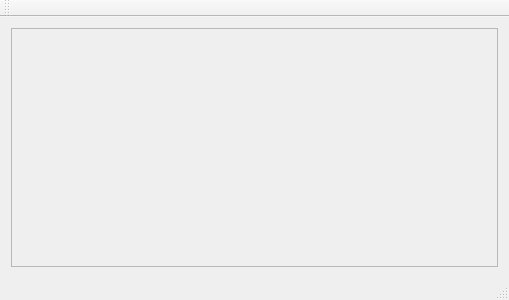
Old version of the form dynamicButtons/mainwindow.ui in the repository dork7/Qt_stash.
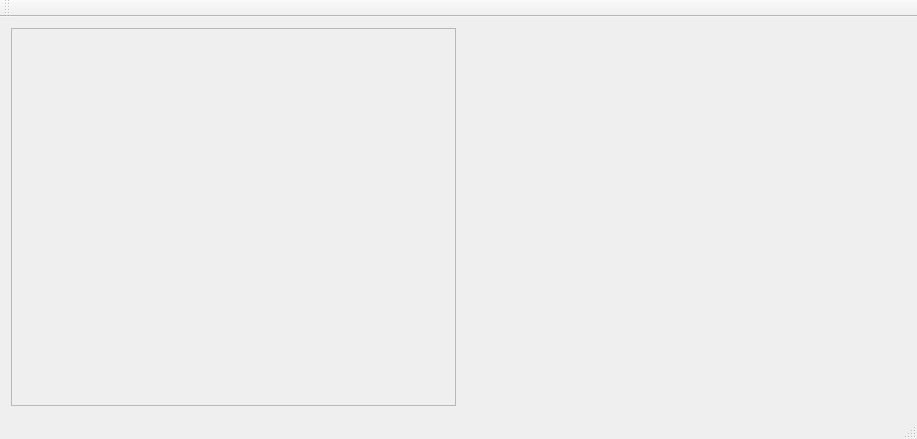
New version of the form.

```diff
--- a/dynamicButtons/mainwindow.ui
+++ b/dynamicButtons/mainwindow.ui
@@ -6,8 +6,8 @@
    <rect>
     <x>0</x>
     <y>0</y>
-    <width>509</width>
-    <height>300</height>
+    <width>917</width>
+    <height>439</height>
    </rect>
   </property>
   <property name="windowTitle">
@@ -25,8 +25,8 @@
         <rect>
          <x>0</x>
          <y>0</y>
-         <width>481</width>
-         <height>221</height>
+         <width>445</width>
+         <height>360</height>
         </rect>
        </property>
        <layout class="QVBoxLayout" name="verticalLayout_3">
@@ -45,7 +45,13 @@
      </widget>
     </item>
     <item>
-     <layout class="QVBoxLayout" name="verticalLayout"/>
+     <widget class="QStackedWidget" name="stackedWidget">
+      <property name="currentIndex">
+       <number>0</number>
+      </property>
+      <widget class="QWidget" name="page"/>
+      <widget class="QWidget" name="page_2"/>
+     </widget>
     </item>
    </layout>
   </widget>
```
Left out of the diff: 2 changed lines with no effect on the pictures.
